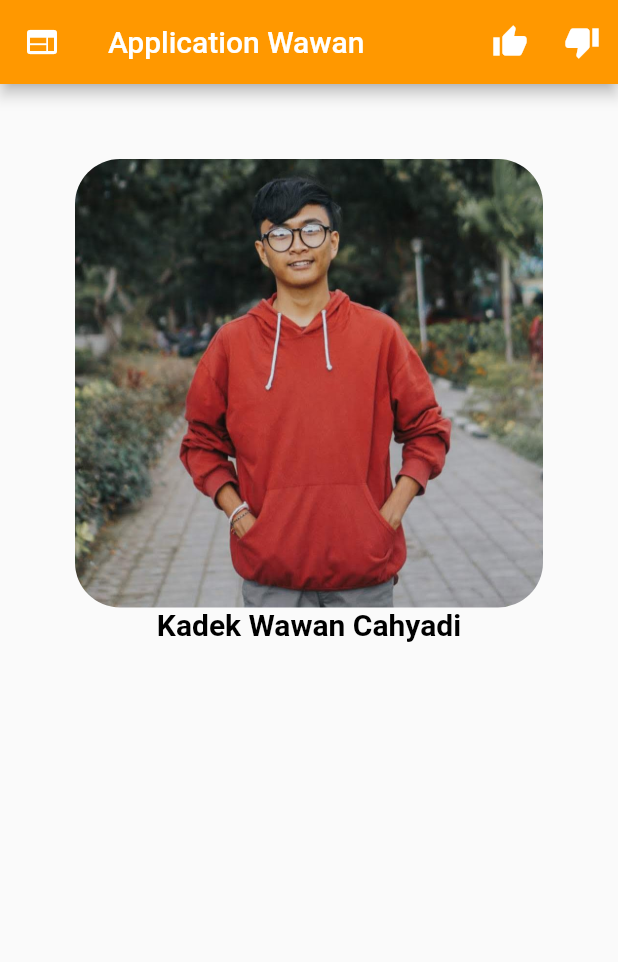
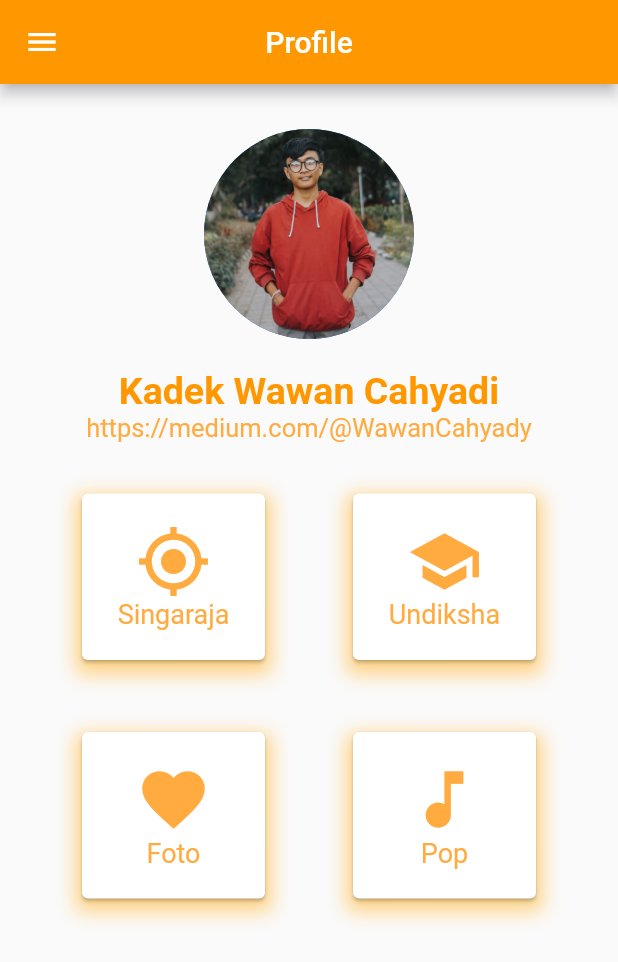
Before and after one commit to Wawancahyady/Tugas1, a Flutter app: the screen it shows after launch, on a phone screen of 412 x 824 dp. Shown: the top 962 px of the screen. Run offline on Flutter 3.47's test engine with Material 2 defaults, Android fonts, the phone set to English and light mode, and no system bars.

Commit message:
Project layout android

```diff
--- a/lib/main.dart
+++ b/lib/main.dart
@@ -1,46 +1,221 @@
+import 'package:flutter/cupertino.dart';
 import 'package:flutter/material.dart';
 
 void main() {
-  runApp(MaterialApp(
+  runApp(MyApp());
+}
+
+class MyApp extends StatelessWidget {
+  @override
+  Widget build(BuildContext context) {
+    return MaterialApp(
       home: Scaffold(
         appBar: AppBar(
-              title: Text('Application Wawan'),
           backgroundColor: Colors.orange,
-              shadowColor: Colors.black,
+          title: Text('Profile'),
           leading: IconButton(
-                icon: Icon(Icons.web),
-                onPressed: () {},
+            icon: Icon(Icons.menu, color: Colors.white,),
           ),
-              actions: <Widget>[
-                IconButton(
-                  icon: Icon(
-                    Icons.thumb_up,
-                    color: Colors.white,
+          centerTitle: true,
         ),
-                  onPressed: () {},
+        body: Center(
+          child: Column(
+            children: <Widget>[
+              Picture(),
+              TextName(),
+              TextWeb(),
+              RowCardOne(),
+              RowCardTwo(),
+            ],
           ),
-                IconButton(
-                  icon: Icon(
-                    Icons.thumb_down,
-                    color: Colors.white,
         ),
-                  onPressed: () {},
       ),
-              ]),
-          body: Container(
-              padding: EdgeInsets.all(50),
-              child: Column(children: <Widget>[
-                ClipRRect(
-                  borderRadius: BorderRadius.circular(30),
-                  child: Center(
-                      child: Image.asset(
-                    'assets/foto.jpg',
-                  )),
+    );
+  }
+}
+
+class Picture extends StatelessWidget {
+  @override
+  Widget build(BuildContext context) {
+    return Container(
+      child: CircleAvatar(
+        radius: 70,
+        backgroundImage: AssetImage('assets/foto.jpg'),
       ),
-                Text('Kadek Wawan Cahyadi',
+      margin: const EdgeInsets.only(top: 30.0),
+    );
+  }
+}
+
+class TextName extends StatelessWidget {
+  @override
+  Widget build(BuildContext context) {
+    return Container(
+      child: Text(
+        'Kadek Wawan Cahyadi',
         style: TextStyle(
-                        color: Colors.black,
-                        fontSize: 20,
-                        fontWeight: FontWeight.bold)),
-              ])))));
+            color: Colors.orange, fontSize: 25, fontWeight: FontWeight.bold),
+      ),
+      margin: const EdgeInsets.only(top:20.0),
+    );
   }
+}
+
+class TextWeb extends StatelessWidget {
+  @override
+  Widget build(BuildContext context) {
+    return Container(
+      child: Text(
+        'https://medium.com/@WawanCahyady',
+        style: TextStyle(
+          color: Colors.orangeAccent,
+          fontSize: 17,
+        ),
+      ),
+    );
+  }
+}
+
+class RowCardOne extends StatelessWidget {
+  @override
+  Widget build(BuildContext context) {
+    return Row(
+      mainAxisAlignment: MainAxisAlignment.spaceEvenly,
+      children: <Widget>[
+        Container(
+          decoration: BoxDecoration(
+          boxShadow:[
+            BoxShadow(
+              color: Colors.orangeAccent[100],
+              blurRadius: 10,
+              offset: Offset(0,5),
+            )
+          ]
+          ),
+          width: 130,
+          margin: const EdgeInsets.only(top: 30),
+          child: Card(
+            child: Padding(
+              padding: const EdgeInsets.all(20.0),
+              child: Column(
+                children: <Widget>[
+                  Icon(
+                    Icons.gps_fixed ,
+                    size: 50,
+                    color: Colors.orangeAccent,
+                  ),
+                  Text(
+                    'Singaraja',
+                    style: TextStyle(color: Colors.orangeAccent, fontSize: 18),
+                  )
+                ], ), ), ), ),
+        Container(
+          decoration: BoxDecoration(
+              boxShadow:[
+                BoxShadow(
+                  color: Colors.orangeAccent[100],
+                  blurRadius: 10,
+                  offset: Offset(0,5),
+                )
+              ]
+          ),
+          width: 130,
+          margin: const EdgeInsets.only(top: 30),
+          child: Card(
+            child: Padding(
+              padding: const EdgeInsets.all(20.0),
+              child: Column(
+                children: <Widget>[
+                  Icon(
+                    Icons.school,
+                    size: 50,
+                    color: Colors.orangeAccent,
+                  ),
+                  Text(
+                    'Undiksha',
+                    style: TextStyle(color: Colors.orangeAccent, fontSize: 18),
+                  )
+                ],
+              ),
+            ),
+          ),
+        )
+      ],
+    );
+  }
+}
+
+
+class RowCardTwo extends StatelessWidget {
+  @override
+  Widget build(BuildContext context) {
+    return Row(
+      mainAxisAlignment: MainAxisAlignment.spaceEvenly,
+      children: <Widget>[
+        Container(
+          decoration: BoxDecoration(
+              boxShadow:[
+                BoxShadow(
+                  color: Colors.orangeAccent[100],
+                  blurRadius: 10,
+                  offset: Offset(0,5),
+                )
+              ]
+
+          ),
+          width: 130,
+          margin: const EdgeInsets.only(top: 40),
+          child: Card(
+            child: Padding(
+              padding: const EdgeInsets.all(20.0),
+              child: Column(
+                children: <Widget>[
+                  Icon(
+                    Icons.favorite,
+                    size: 50,
+                    color: Colors.orangeAccent,
+                  ),
+                  Text(
+                    'Foto',
+                    style: TextStyle(color: Colors.orangeAccent, fontSize: 18),
+                  )
+                ],
+              ),
+            ),
+          ),
+        ),
+        Container(
+          decoration: BoxDecoration(
+              boxShadow:[
+                BoxShadow(
+                  color: Colors.orangeAccent[100],
+                  blurRadius: 10,
+                  offset: Offset(0,5),
+                )
+              ]
+          ),
+          width: 130,
+          margin: const EdgeInsets.only(top: 40),
+          child: Card(
+            child: Padding(
+              padding: const EdgeInsets.all(20.0),
+              child: Column(
+                children: <Widget>[
+                  Icon(
+                    Icons.music_note,
+                    size: 50,
+                    color: Colors.orangeAccent,
+                  ),
+                  Text(
+                    'Pop',
+                    style: TextStyle(color: Colors.orangeAccent, fontSize: 18),
+                  )
+                ],
+              ),
+            ),
+          ),
+        )
+      ],
+    );
+  }
+}
```
Also changed, not shown: 1 other file. Lines whose indentation alone changed are shown as unchanged.
